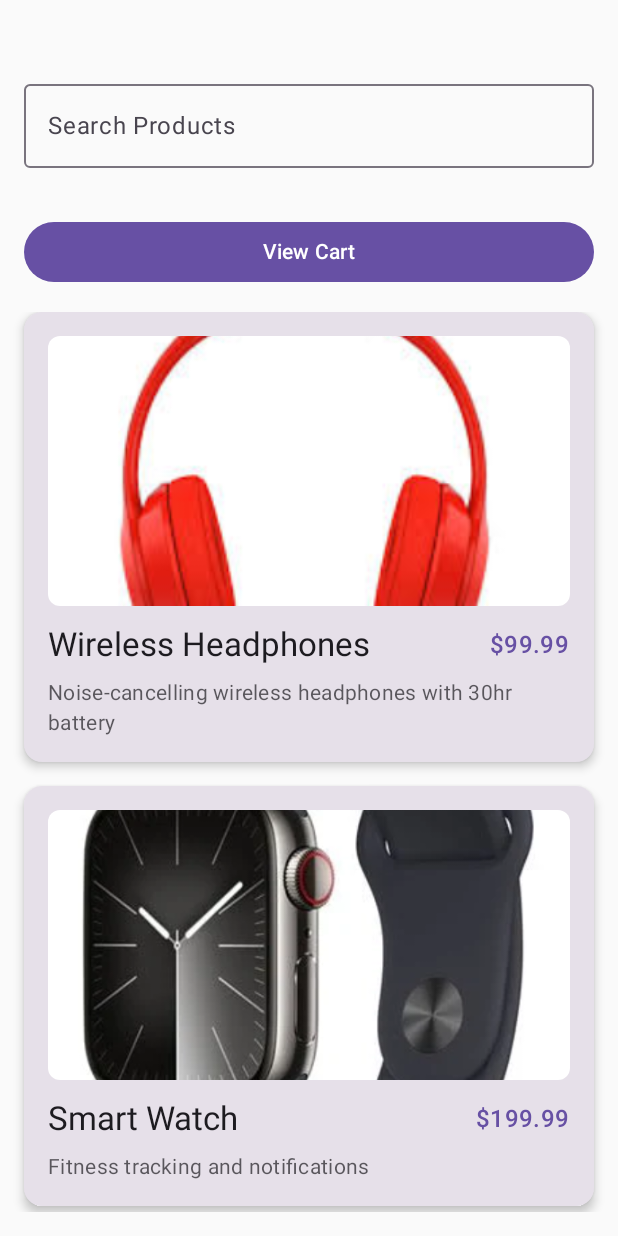
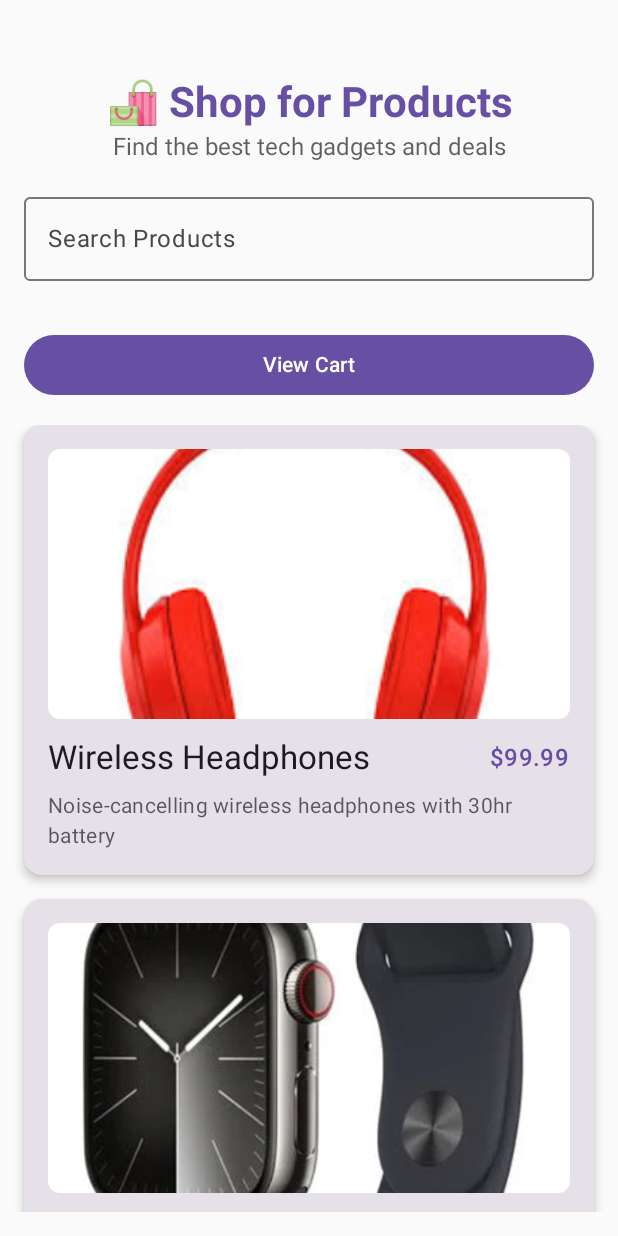
Before and after one commit to Temowo/MAPD721_Group2_Final_Project, an Android app built with Jetpack Compose: the screen it shows after launch (MainActivity), on a phone screen of 412 x 824 dp. Run offline under Robolectric (Android 15) with nearby library versions, the phone set to English and light mode, and no system bars.

Commit message:
Added title for homescreen

```diff
--- a/app/src/main/java/com/mapd721/group2/ProductListScreen.kt
+++ b/app/src/main/java/com/mapd721/group2/ProductListScreen.kt
@@ -1,5 +1,8 @@
 package com.mapd721.group2
 
+import androidx.compose.animation.core.Animatable
+import androidx.compose.animation.core.FastOutSlowInEasing
+import androidx.compose.animation.core.tween
 import androidx.compose.foundation.layout.Arrangement
 import androidx.compose.foundation.layout.Column
 import androidx.compose.foundation.layout.Spacer
@@ -10,21 +13,42 @@ import androidx.compose.foundation.layout.padding
 import androidx.compose.foundation.lazy.LazyColumn
 import androidx.compose.foundation.lazy.items
 import androidx.compose.material3.Button
+import androidx.compose.material3.MaterialTheme
 import androidx.compose.material3.OutlinedTextField
 import androidx.compose.material3.Text
 import androidx.compose.runtime.Composable
+import androidx.compose.runtime.LaunchedEffect
 import androidx.compose.runtime.getValue
 import androidx.compose.runtime.mutableStateOf
 import androidx.compose.runtime.remember
 import androidx.compose.runtime.setValue
 import androidx.compose.ui.Modifier
+import androidx.compose.ui.graphics.graphicsLayer
+import androidx.compose.ui.text.font.FontWeight
+import androidx.compose.ui.text.style.TextAlign
 import androidx.compose.ui.unit.dp
+import androidx.compose.ui.unit.sp
 import androidx.navigation.NavController
 
 
 @Composable
 fun ProductListScreen(navController: NavController) {
     var searchQuery by remember { mutableStateOf("") }
+    // ✨ Animation state
+    // 🌟 Horizontal animation state
+    val titleOffsetX = remember { Animatable(-300f) }  // starts off to the left
+    val titleAlpha = remember { Animatable(0f) }
+
+    LaunchedEffect(Unit) {
+        titleOffsetX.animateTo(
+            targetValue = 0f,
+            animationSpec = tween(durationMillis = 700, easing = FastOutSlowInEasing)
+        )
+        titleAlpha.animateTo(
+            targetValue = 1f,
+            animationSpec = tween(durationMillis = 700)
+        )
+    }
 
 
     // Filter your existing dummyProducts based on the search query
@@ -44,6 +68,34 @@ fun ProductListScreen(navController: NavController) {
             .padding(16.dp)
     ) {
         Spacer(modifier = Modifier.height(32.dp))
+
+        // Main Title
+        Text(
+            text = "🛍️ Shop for Products",
+            fontSize = 28.sp,
+            fontWeight = FontWeight.Bold,
+            color = MaterialTheme.colorScheme.primary,
+            modifier = Modifier
+                .fillMaxWidth()
+                .padding(vertical = 4.dp),
+            textAlign = TextAlign.Center
+        )
+
+// Subtitle
+        Text(
+            text = "Find the best tech gadgets and deals",
+            fontSize = 16.sp,
+            color = MaterialTheme.colorScheme.onBackground.copy(alpha = 0.7f),
+            modifier = Modifier
+                .graphicsLayer {
+                    translationX = titleOffsetX.value
+                    alpha = titleAlpha.value
+                }
+                .fillMaxWidth()
+                .padding(bottom = 16.dp),
+            textAlign = TextAlign.Center
+        )
+
 
         // Search Bar (Live Filter)
         OutlinedTextField(
```
